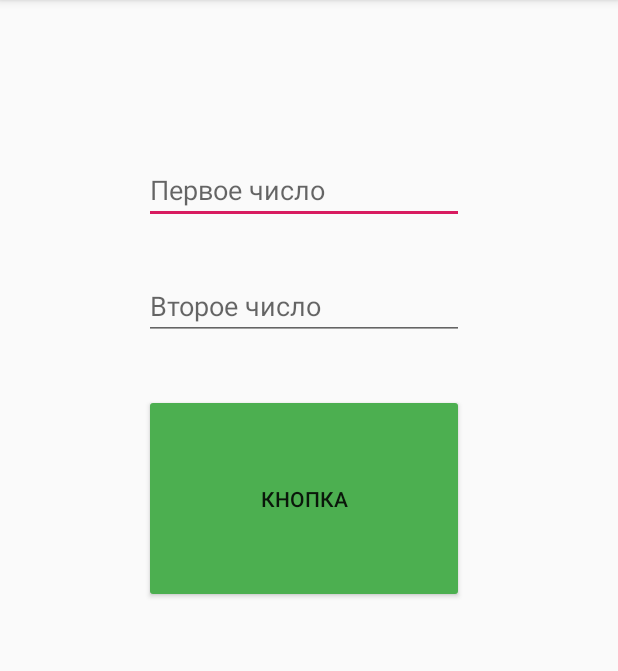
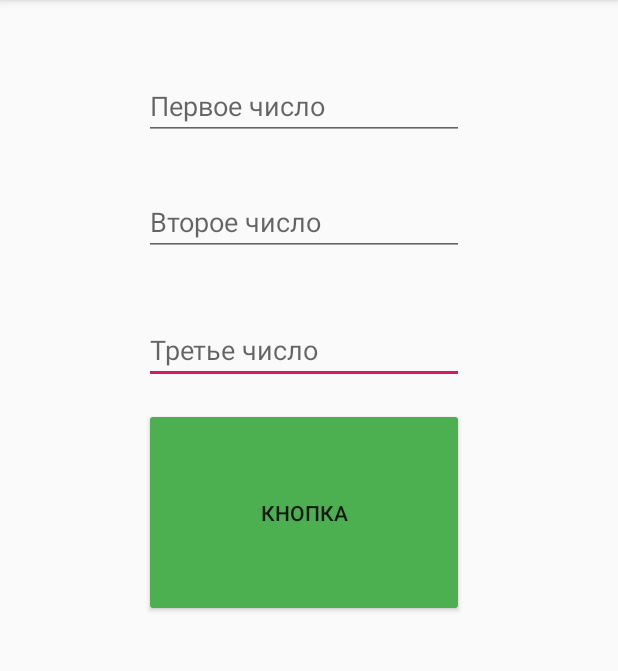
Before and after one commit to Ph4nt0m3r/Calculator, an Android app: the screen it shows after launch (MainActivity), after a tap on "КНОПКА", on a phone screen of 412 x 824 dp, the part 84-755 px from its top. Run offline under Robolectric (Android 15) with nearby library versions, the phone set to English and light mode, and no system bars; 1 statement that could not run was skipped.

Commit message:
Work Changed
Теперь переводит из одной системы счисления в другую.

```diff
--- a/app/src/main/java/ru/phantomer/calculator/MainActivity.java
+++ b/app/src/main/java/ru/phantomer/calculator/MainActivity.java
@@ -18,7 +18,11 @@ public class MainActivity extends AppCompatActivity {
         EditText firstInput = findViewById(R.id.editText);
         EditText secondInput = findViewById(R.id.editText2);
         TextView output = findViewById(R.id.textView);
-        output.setText(firstInput.getText().toString() + secondInput.getText().toString());
+        output.setText(
+                Integer.parseInt(
+                        firstInput.getText().toString(),
+                        Integer.parseInt(secondInput.getText().toString())) + ""
+        );
 
     }
 
--- a/app/src/main/res/layout/activity_main.xml
+++ b/app/src/main/res/layout/activity_main.xml
@@ -6,23 +6,34 @@
     android:layout_height="match_parent"
     tools:context=".MainActivity">
 
+    <EditText
+        android:id="@+id/editText3"
+        android:layout_width="wrap_content"
+        android:layout_height="wrap_content"
+        android:layout_marginTop="40dp"
+        android:ems="10"
+        android:hint="Третье число"
+        android:inputType="number"
+        app:layout_constraintStart_toStartOf="@+id/editText2"
+        app:layout_constraintTop_toBottomOf="@+id/editText2" />
+
     <Button
         android:id="@+id/button"
         android:layout_width="213dp"
         android:layout_height="139dp"
-        android:layout_marginTop="36dp"
+        android:layout_marginTop="16dp"
         android:backgroundTint="#4CAF50"
         android:onClick="calculate"
         android:text="Кнопка"
         app:layout_constraintStart_toStartOf="@+id/editText2"
-        app:layout_constraintTop_toBottomOf="@+id/editText2" />
+        app:layout_constraintTop_toBottomOf="@+id/editText3" />
 
     <TextView
         android:id="@+id/textView"
         android:layout_width="163dp"
         android:layout_height="130dp"
         android:layout_marginStart="28dp"
-        android:layout_marginTop="16dp"
+        android:layout_marginTop="24dp"
         app:layout_constraintStart_toStartOf="@+id/button"
         app:layout_constraintTop_toBottomOf="@+id/button" />
 
@@ -31,10 +42,10 @@
         android:layout_width="wrap_content"
         android:layout_height="wrap_content"
         android:layout_marginStart="96dp"
-        android:layout_marginTop="104dp"
+        android:layout_marginTop="48dp"
         android:ems="10"
         android:hint="Первое число"
-        android:inputType="textPersonName"
+        android:inputType="number"
         app:layout_constraintStart_toStartOf="parent"
         app:layout_constraintTop_toTopOf="parent" />
 
@@ -46,7 +57,7 @@
         android:layout_marginTop="32dp"
         android:ems="10"
         android:hint="Второе число"
-        android:inputType="textPersonName"
+        android:inputType="number"
         app:layout_constraintStart_toStartOf="parent"
         app:layout_constraintTop_toBottomOf="@+id/editText" />
 </androidx.constraintlayout.widget.ConstraintLayout>
```
